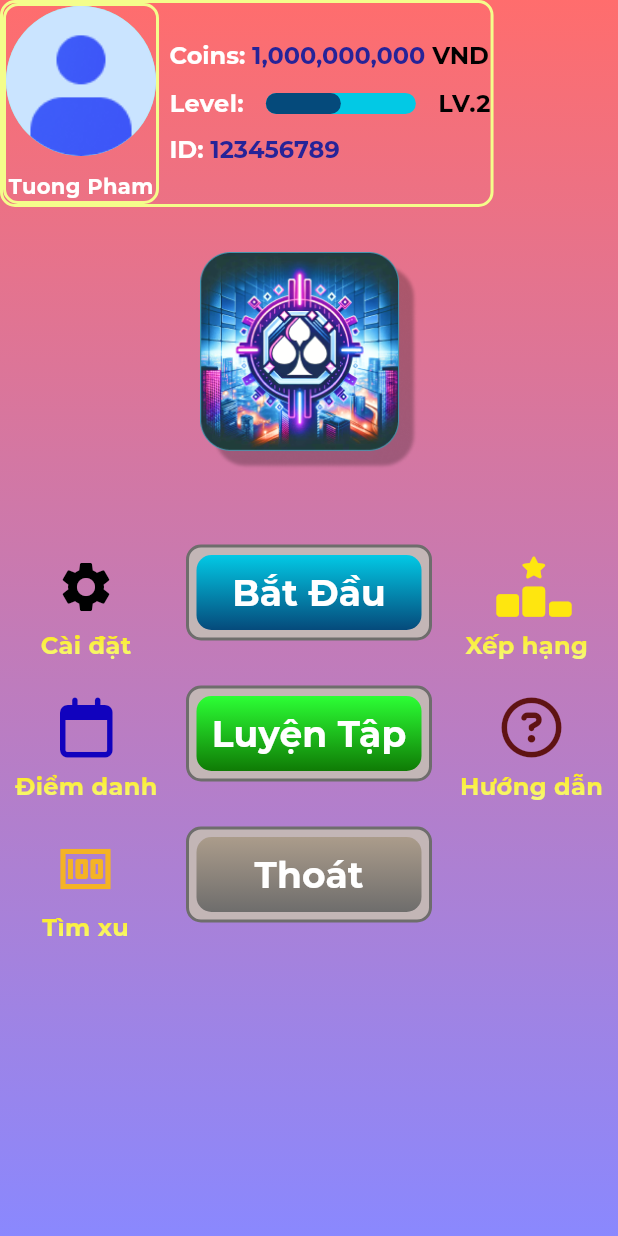
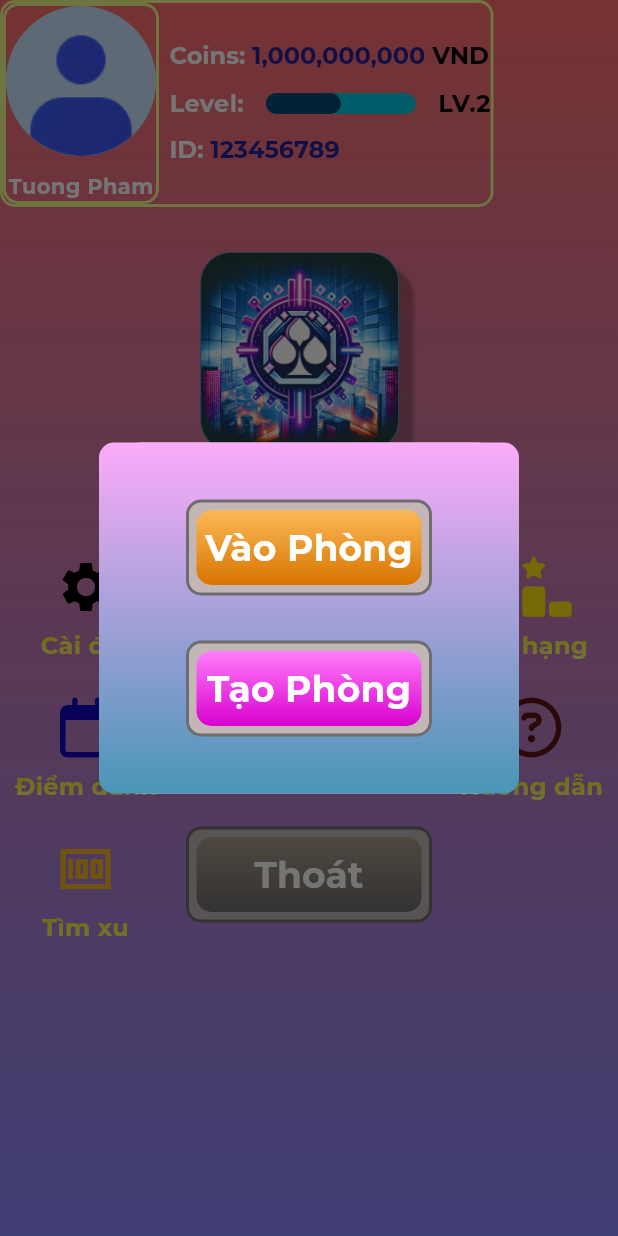
Before and after one commit to leehungw/Blackjack, a Flutter app: the screen it shows after launch, after a tap on "Bắt Đầu", on a phone screen of 412 x 824 dp. Run offline on Flutter 3.47's test engine with Material 3 defaults, Android fonts, the phone set to English and light mode, and no system bars; drawn by our look-alikes of percent_indicator, simple_gradient_text; our stand-ins replace email_validator, firebase_auth, firebase_core, font_awesome_flutter, gap, go_router and 3 more; missing offline and left inert: gradient_icon, mailer; accounts and stored records are empty.

Commit message:
OBA-27 Start Dialogs UI Added

```diff
--- a/lib/main_menu/home_screen.dart
+++ b/lib/main_menu/home_screen.dart
@@ -3,6 +3,7 @@ import 'package:card/style/palette.dart';
 import 'package:card/style/text_styles.dart';
 import 'package:card/widgets/custom_elevated_button.dart';
 import 'package:card/widgets/custom_icon_button.dart';
+import 'package:card/widgets/start_game_dialog.dart';
 import 'package:flutter/material.dart';
 import 'package:font_awesome_flutter/font_awesome_flutter.dart';
 import 'package:gap/gap.dart';
@@ -212,7 +213,12 @@ class _HomeScreenState extends State<HomeScreen> {
                                 ],
                               ),
                               onPressed: () {
-                                //TODO: Start onpressed handle
+                                showDialog(
+                                  context: context,
+                                  builder: (BuildContext context) {
+                                    return StartGameDialog();
+                                  },
+                                );
                               },
                               text: "Bắt Đầu",
                             ),
--- a/lib/main_menu/login_screen.dart
+++ b/lib/main_menu/login_screen.dart
@@ -1,5 +1,5 @@
 import 'package:card/main.dart';
-import 'package:card/main_menu/forgot_password_dialog.dart';
+import 'package:card/widgets/forgot_password_dialog.dart';
 import 'package:card/main_menu/signup_screen.dart';
 import 'package:card/style/palette.dart';
 import 'package:card/style/text_styles.dart';
--- /dev/null
+++ b/lib/widgets/start_game_dialog.dart
@@ -0,0 +1,85 @@
+import 'package:card/style/palette.dart';
+import 'package:card/widgets/custom_elevated_button.dart';
+import 'package:card/widgets/role_picker_dialog.dart';
+import 'package:card/widgets/room_code_dialog.dart';
+import 'package:flutter/material.dart';
+import 'package:gap/gap.dart';
+
+class StartGameDialog extends StatefulWidget {
+  const StartGameDialog({super.key});
+
+  @override
+  State<StartGameDialog> createState() => _StartGameDialogState();
+}
+
+class _StartGameDialogState extends State<StartGameDialog> {
+  @override
+  Widget build(BuildContext context) {
+    return AlertDialog(
+      content: Wrap(children: [
+        Container(
+          constraints: const BoxConstraints(),
+          padding: const EdgeInsets.all(8.0),
+          decoration: BoxDecoration(
+              borderRadius: BorderRadius.circular(10),
+              gradient: LinearGradient(colors: const [
+                Palette.homeDialogBackgroundGradientBottom,
+                Palette.homeDialogBackgroundGradientTop
+              ], begin: Alignment.topCenter, end: Alignment.bottomCenter)),
+          child: Column(
+            mainAxisAlignment: MainAxisAlignment.center,
+            children: [
+              const Row(),
+              const Gap(30),
+              CustomElevatedButton(
+                width: 150,
+                gradient: LinearGradient(
+                  begin: Alignment.topCenter,
+                  end: Alignment.bottomCenter,
+                  colors: const [
+                    Palette.homeDialogPrimaryButtonBackgroundGradientBottom,
+                    Palette.homeDialogPrimaryButtonBackgroundGradientTop
+                  ],
+                ),
+                onPressed: () {
+                  Navigator.of(context).pop();
+                  showDialog(
+                    context: context,
+                    builder: (BuildContext context) {
+                      return RoomCodeDialog();
+                    },
+                  );
+                },
+                text: "Vào Phòng",
+              ),
+              const Gap(30),
+              CustomElevatedButton(
+                width: 150,
+                gradient: LinearGradient(
+                  begin: Alignment.topCenter,
+                  end: Alignment.bottomCenter,
+                  colors: const [
+                    Palette.homeDialogSecondaryButtonBackgroundGradientBottom,
+                    Palette.homeDialogSecondaryButtonBackgroundGradientTop
+                  ],
+                ),
+                onPressed: () {
+                  Navigator.of(context).pop();
+                  showDialog(
+                    context: context,
+                    builder: (BuildContext context) {
+                      return RolePickerDialog();
+                    },
+                  );
+                },
+                text: "Tạo Phòng",
+              ),
+              const Gap(30),
+            ],
+          ),
+        ),
+      ]),
+      contentPadding: EdgeInsets.all(0.0),
+    );
+  }
+}
```
Also changed, not shown: lib/widgets/role_picker_dialog.dart (added, +80 -0 lines), lib/widgets/room_code_dialog.dart (added, +97 -0 lines), lib/widgets/forgot_password_dialog.dart (renamed from lib/main_menu/forgot_password_dialog.dart), pubspec.lock.
